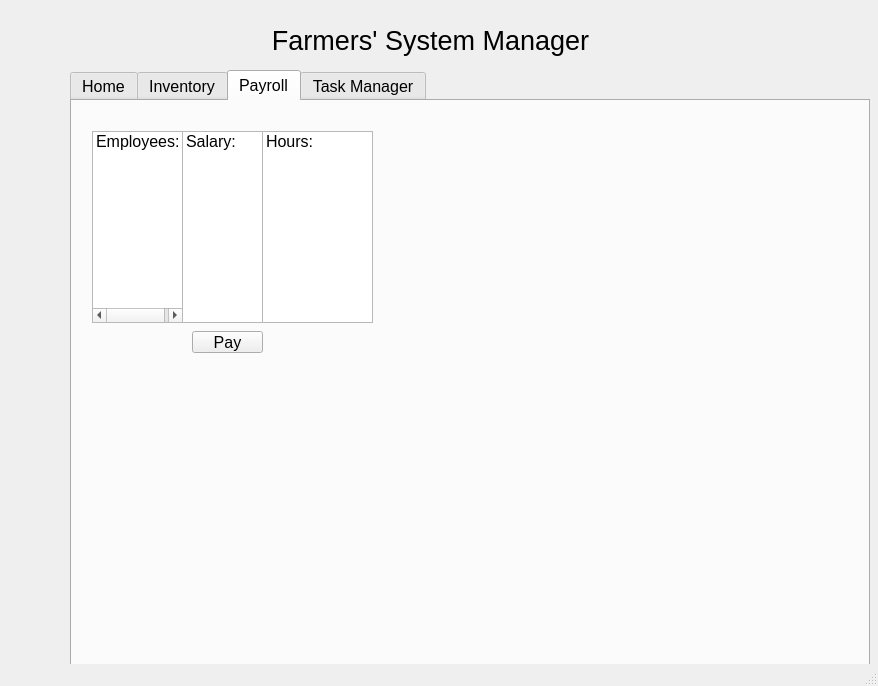
Qt form FarmingSystemManager/mainwindow.ui (ryan-ghosh/FarmerSystemManager) before a commit.
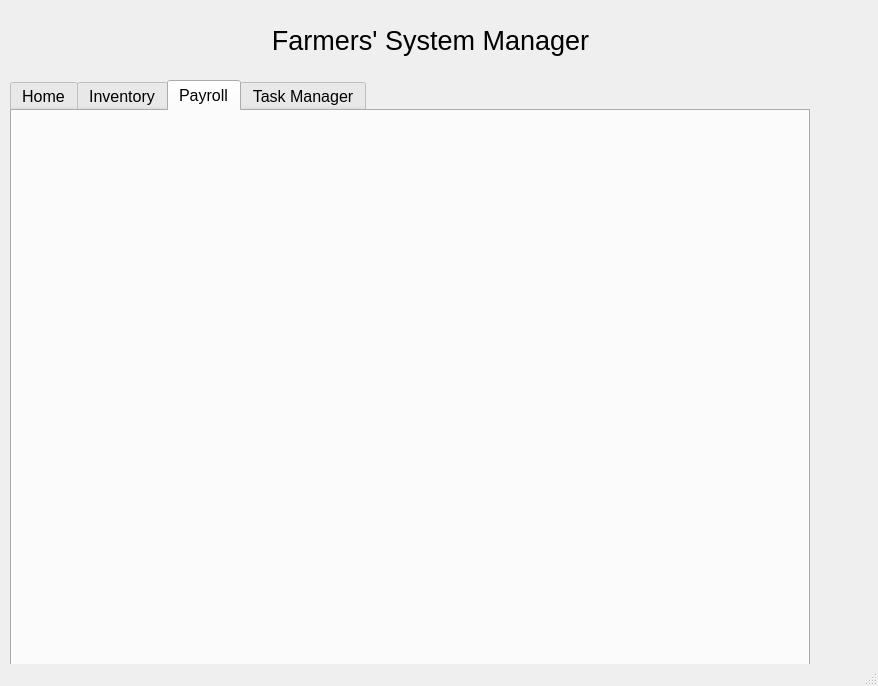
The same form after that commit. The open tabs and pages were chosen to show the change.

```diff
--- a/FarmingSystemManager/mainwindow.ui
+++ b/FarmingSystemManager/mainwindow.ui
@@ -17,8 +17,8 @@
    <widget class="QTabWidget" name="tabWidget">
     <property name="geometry">
      <rect>
-      <x>70</x>
-      <y>70</y>
+      <x>10</x>
+      <y>80</y>
       <width>800</width>
       <height>600</height>
      </rect>
@@ -187,64 +187,6 @@
      <attribute name="title">
       <string>Payroll</string>
      </attribute>
-     <widget class="QListWidget" name="listWidget_3">
-      <property name="geometry">
-       <rect>
-        <x>20</x>
-        <y>30</y>
-        <width>91</width>
-        <height>192</height>
-       </rect>
-      </property>
-      <item>
-       <property name="text">
-        <string>Employees: </string>
-       </property>
-      </item>
-     </widget>
-     <widget class="QPushButton" name="pushButton_4">
-      <property name="geometry">
-       <rect>
-        <x>120</x>
-        <y>230</y>
-        <width>71</width>
-        <height>22</height>
-       </rect>
-      </property>
-      <property name="text">
-       <string>Pay</string>
-      </property>
-     </widget>
-     <widget class="QListWidget" name="listWidget_4">
-      <property name="geometry">
-       <rect>
-        <x>110</x>
-        <y>30</y>
-        <width>81</width>
-        <height>192</height>
-       </rect>
-      </property>
-      <item>
-       <property name="text">
-        <string>Salary:</string>
-       </property>
-      </item>
-     </widget>
-     <widget class="QListWidget" name="listWidget_5">
-      <property name="geometry">
-       <rect>
-        <x>190</x>
-        <y>30</y>
-        <width>111</width>
-        <height>192</height>
-       </rect>
-      </property>
-      <item>
-       <property name="text">
-        <string>Hours:</string>
-       </property>
-      </item>
-     </widget>
     </widget>
     <widget class="QWidget" name="tab_4">
      <attribute name="title">
```
Left out of the diff: 109 changed lines with no effect on the pictures.
